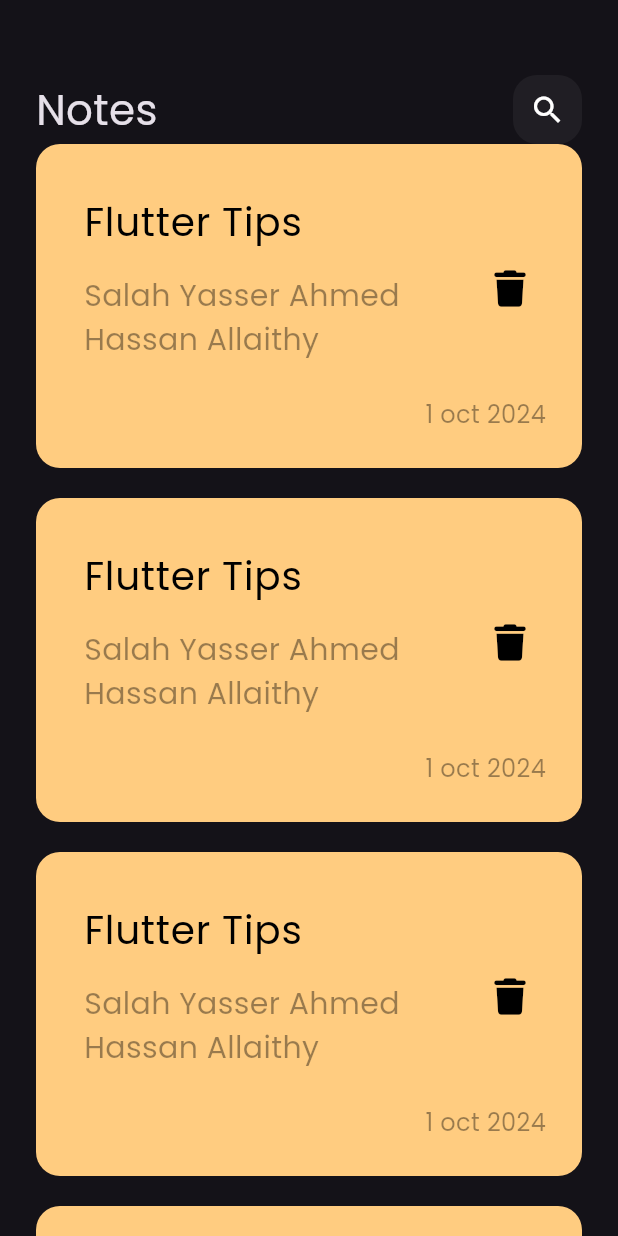
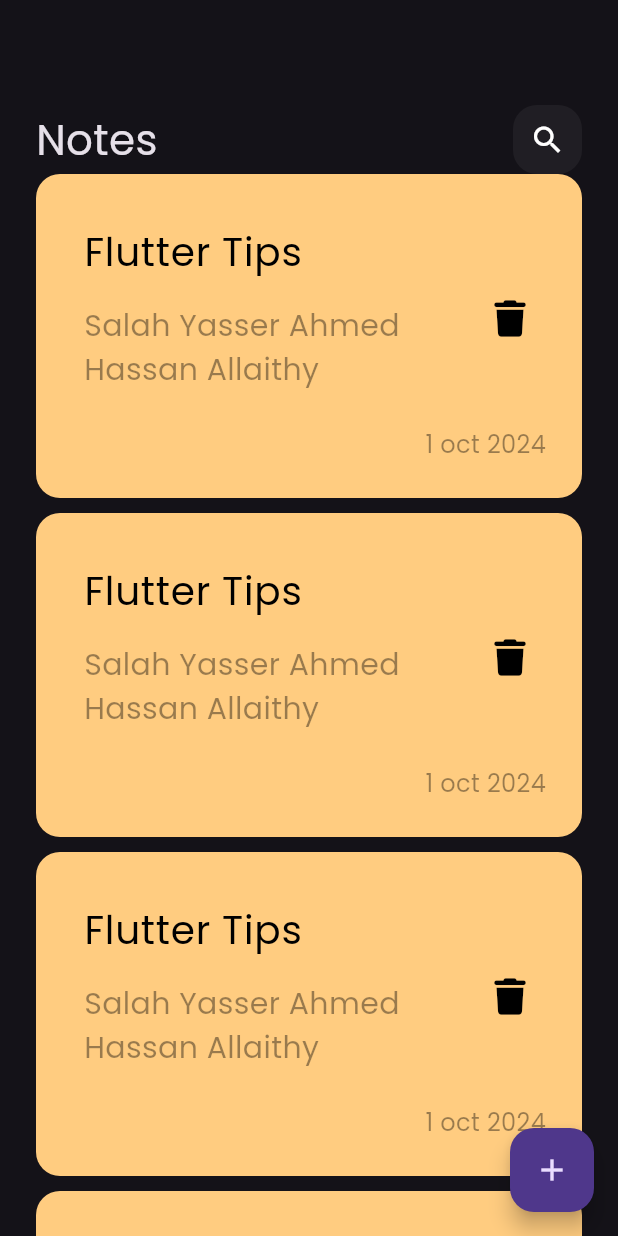
Before and after one commit to SalahYasser/notes_app, a Flutter app: the screen it shows after launch, on a phone screen of 412 x 824 dp. Run offline on Flutter 3.47's test engine with Material 3 defaults, Android fonts, the phone set to English and light mode, and no system bars; our stand-ins replace font_awesome_flutter.

Commit message:
add floating action button

```diff
--- a/lib/views/notes_view.dart
+++ b/lib/views/notes_view.dart
@@ -6,8 +6,12 @@ class NotesView extends StatelessWidget {
 
   @override
   Widget build(BuildContext context) {
-    return const Scaffold(
-      body: NotesViewBody(),
+    return Scaffold(
+      floatingActionButton: FloatingActionButton(
+        onPressed: () {},
+        child: const Icon(Icons.add),
+      ),
+      body: const NotesViewBody(),
     );
   }
 }
--- a/lib/views/widgets/notes_list_view.dart
+++ b/lib/views/widgets/notes_list_view.dart
@@ -8,7 +8,7 @@ class NotesListView extends StatelessWidget {
   Widget build(BuildContext context) {
     return ListView.builder(itemBuilder: (context, index) {
       return Padding(
-        padding: const EdgeInsets.only(bottom: 20),
+        padding: const EdgeInsets.only(bottom: 10),
         child: CustomNoteItem(),
       );
     },);
--- a/lib/views/widgets/notes_view_body.dart
+++ b/lib/views/widgets/notes_view_body.dart
@@ -1,6 +1,5 @@
 import 'package:flutter/material.dart';
 import 'package:notes_app/views/widgets/custom_app_bar.dart';
-import 'package:notes_app/views/widgets/custom_note_item.dart';
 import 'package:notes_app/views/widgets/notes_list_view.dart';
 
 class NotesViewBody extends StatelessWidget {
@@ -13,7 +12,7 @@ class NotesViewBody extends StatelessWidget {
       child: Column(
         children: const [
           SizedBox(
-            height: 50,
+            height: 70,
           ),
           CustomAppBar(),
           Expanded(child: NotesListView()),
```
